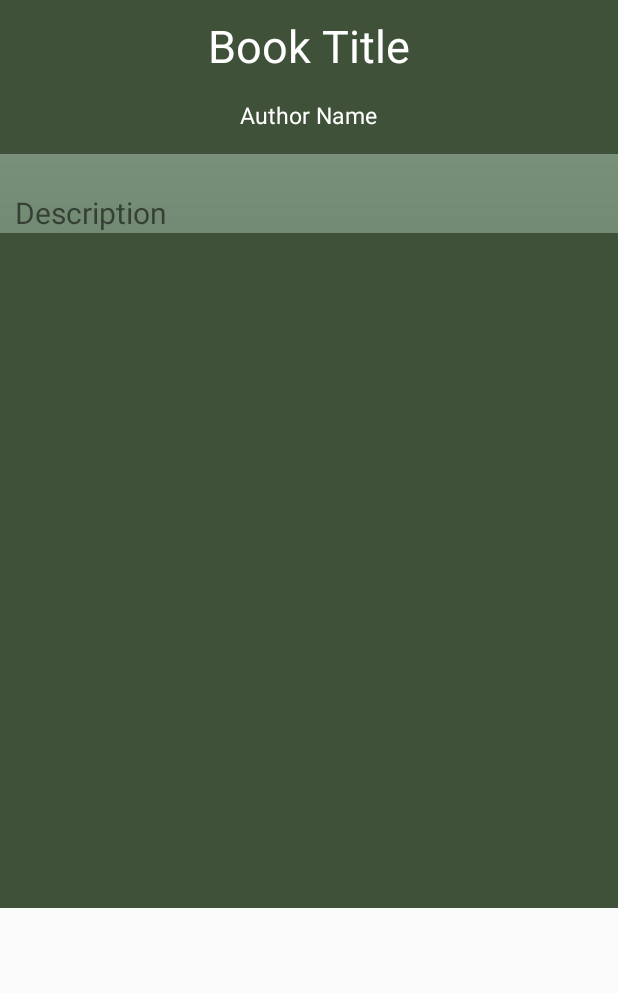
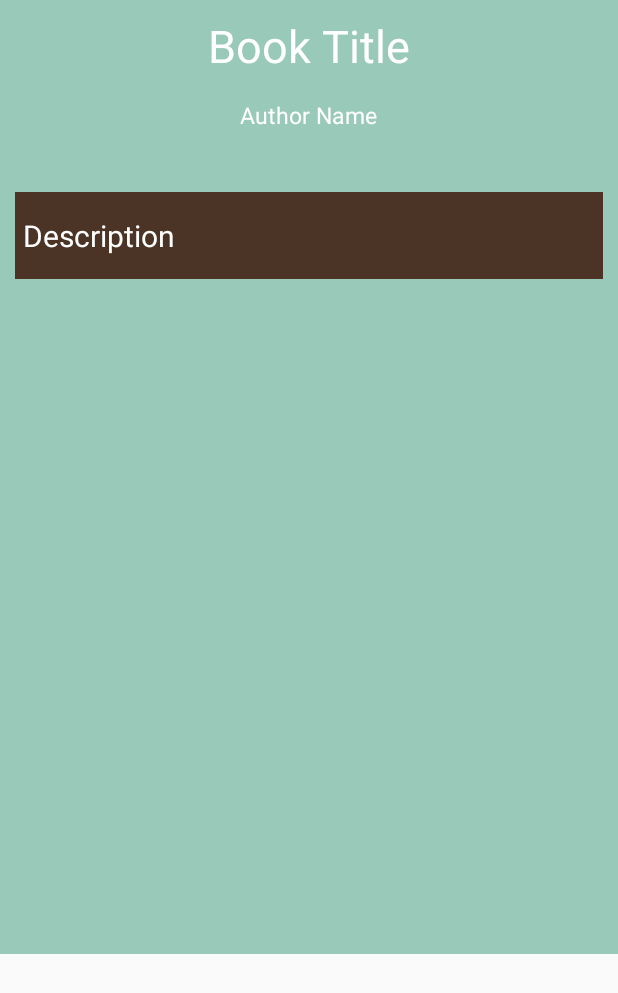
Before and after one commit to TreehouseCareerProjects/Readie, an Android app: the layout activity_review.xml on its own in the app's theme, with its tools: preview values and no code run, on a phone screen of 412 x 824 dp. Shown: the top 993 px of the screen. Run offline under Robolectric (Android 15) with nearby library versions, the phone set to English and light mode, and no system bars.

```diff
--- a/app/src/main/res/layout/activity_main.xml
+++ b/app/src/main/res/layout/activity_main.xml
@@ -5,7 +5,7 @@
     android:paddingRight="@dimen/activity_horizontal_margin"
     android:paddingTop="@dimen/activity_vertical_margin"
     android:paddingBottom="@dimen/activity_vertical_margin" tools:context=".MainActivity"
-    android:background="@drawable/bg_gradient">
+    android:background="@color/shadow_green">
 
     <TextView
         android:layout_width="match_parent"
--- a/app/src/main/res/layout/activity_review.xml
+++ b/app/src/main/res/layout/activity_review.xml
@@ -12,13 +12,13 @@
             android:layout_width="match_parent"
             android:layout_height="match_parent"
             tools:context="treehousecareerprojects.readie.ReviewActivity"
-            android:background="@drawable/bg_gradient"
+            android:background="@color/shadow_green"
             android:orientation="vertical">
 
             <LinearLayout
                 android:layout_width="match_parent"
                 android:layout_height="wrap_content"
-                android:background="@color/review_text_background"
+                android:background="@color/shadow_green"
                 android:orientation="vertical">
 
                 <TextView
@@ -53,17 +53,24 @@
             </LinearLayout>
 
             <TextView
-                android:layout_width="wrap_content"
+                android:layout_width="match_parent"
                 android:layout_height="wrap_content"
                 android:text="@string/description_label"
                 android:id="@+id/descriptionLabel"
                 android:textSize="@dimen/description_text_size"
                 android:layout_marginTop="@dimen/description_margin_top"
-                android:layout_marginLeft="@dimen/description_margin_left" />
+                android:layout_marginLeft="@dimen/description_margin_left"
+                android:background="@color/saddle"
+                android:paddingLeft="5dp"
+                android:paddingTop="15dp"
+                android:paddingBottom="15dp"
+                android:textColor="@android:color/white"
+                android:paddingRight="5dp"
+                android:layout_marginRight="@dimen/description_margin_left"/>
 
             <TextView
                 android:id="@+id/reviewLabel"
-                android:background="@color/review_text_background"
+                android:background="@color/shadow_green"
                 android:minHeight="450dp"
                 android:layout_width="match_parent"
                 android:layout_height="wrap_content"
```
Also changed, not shown: app/src/main/res/values/strings.xml (+5 -5 lines), app/src/main/res/drawable-ldpi/ic_launcher.png (added), app/src/main/res/drawable-mdpi/ic_launcher.png, app/src/main/res/drawable-xhdpi/ic_launcher.png, 3 other files.
